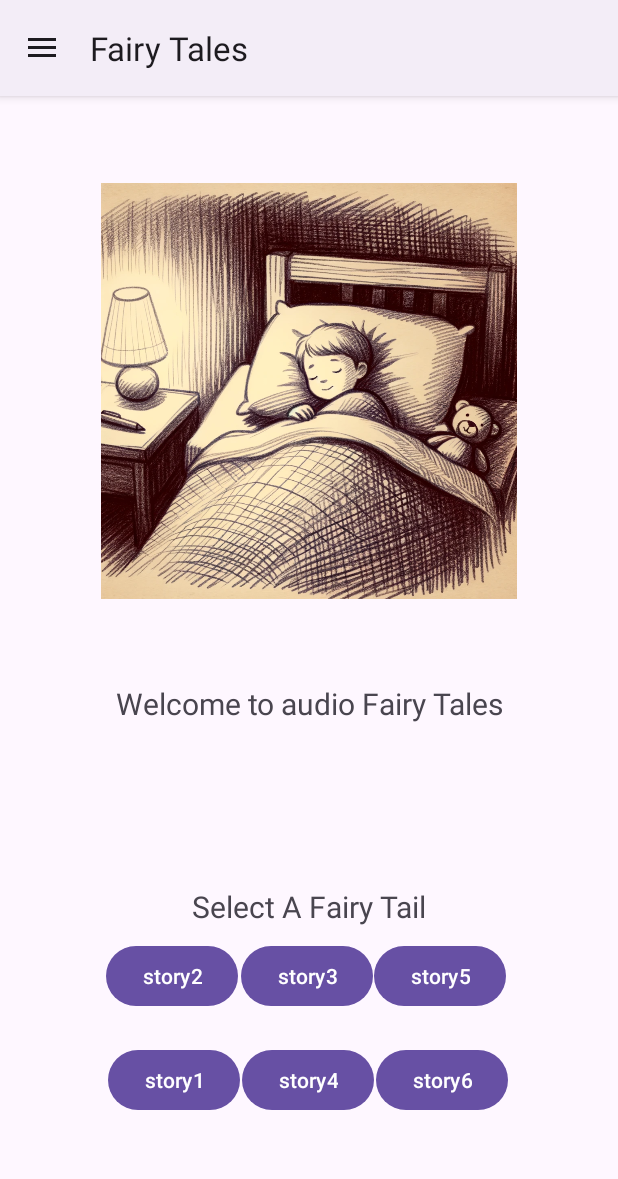
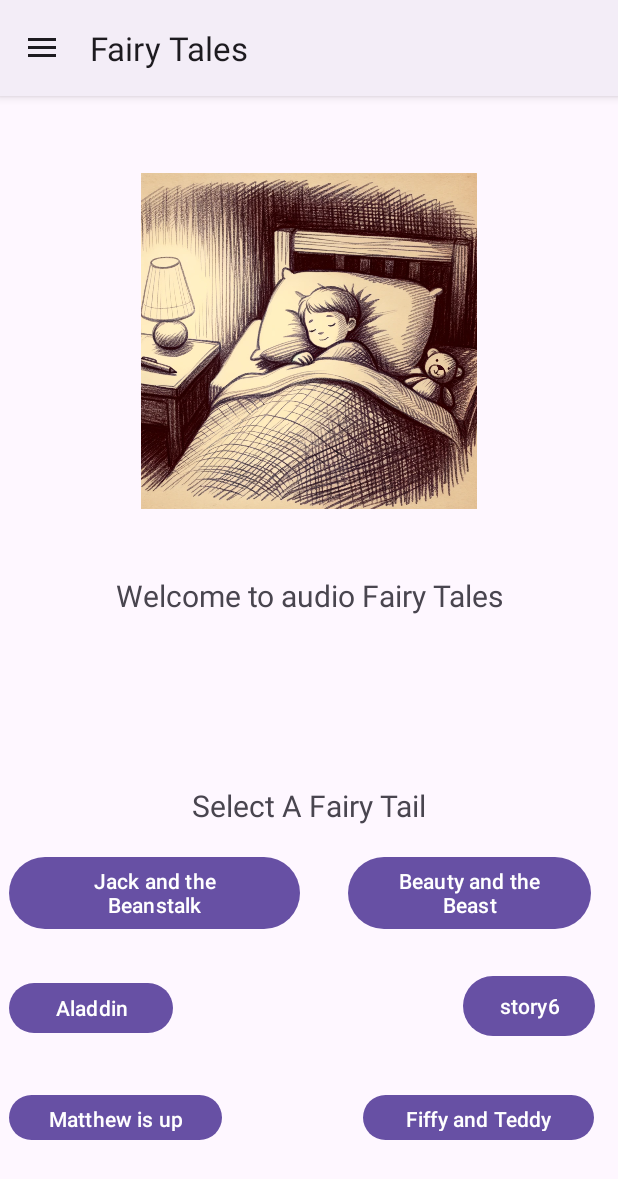
Before and after one commit to tassosant/telikh_ergasia, an Android app: the MainActivity1 screen opened directly, with no data from a screen before it, on a phone screen of 412 x 824 dp. Shown: the top 1179 px of the screen. Run offline under Robolectric (Android 15) with nearby library versions, the phone set to English and light mode, and no system bars; our stand-ins replace Firebase (no records; nobody signed in at launch, a user with empty details on screens opened directly).

Commit message:
Added string resources and 2 more languages

```diff
--- a/app/src/main/res/layout/activity_main1.xml
+++ b/app/src/main/res/layout/activity_main1.xml
@@ -16,59 +16,59 @@
 
         <Button
             android:id="@+id/buttonStory4"
-            android:layout_width="wrap_content"
-            android:layout_height="wrap_content"
+            android:layout_width="154dp"
+            android:layout_height="38dp"
             android:layout_marginBottom="60dp"
             android:onClick="getStory4"
-            android:text="story4"
+            android:text="@string/fiffy"
             app:layout_constraintBottom_toBottomOf="parent"
             app:layout_constraintEnd_toEndOf="parent"
-            app:layout_constraintHorizontal_bias="0.498"
+            app:layout_constraintHorizontal_bias="0.939"
             app:layout_constraintStart_toStartOf="parent"
             app:layout_constraintTop_toBottomOf="@+id/button3"
-            app:layout_constraintVertical_bias="0.857" />
+            app:layout_constraintVertical_bias="1.0" />
 
         <Button
             android:id="@+id/buttonStory3"
-            android:layout_width="wrap_content"
-            android:layout_height="wrap_content"
+            android:layout_width="109dp"
+            android:layout_height="41dp"
             android:layout_marginBottom="60dp"
             android:onClick="getStory3"
-            android:text="story3"
+            android:text="@string/aladdin"
             app:layout_constraintBottom_toBottomOf="parent"
             app:layout_constraintEnd_toEndOf="parent"
-            app:layout_constraintHorizontal_bias="0.495"
+            app:layout_constraintHorizontal_bias="0.019"
             app:layout_constraintStart_toStartOf="parent"
             app:layout_constraintTop_toBottomOf="@+id/button3"
-            app:layout_constraintVertical_bias="0.364" />
+            app:layout_constraintVertical_bias="0.674" />
 
         <Button
             android:id="@+id/buttonStory5"
-            android:layout_width="wrap_content"
-            android:layout_height="wrap_content"
+            android:layout_width="142dp"
+            android:layout_height="38dp"
             android:layout_marginBottom="60dp"
             android:onClick="getStory5"
-            android:text="story5"
+            android:text="@string/matthew"
             app:layout_constraintBottom_toBottomOf="parent"
             app:layout_constraintEnd_toEndOf="parent"
-            app:layout_constraintHorizontal_bias="0.77"
+            app:layout_constraintHorizontal_bias="0.021"
             app:layout_constraintStart_toStartOf="parent"
             app:layout_constraintTop_toBottomOf="@+id/button3"
-            app:layout_constraintVertical_bias="0.364" />
+            app:layout_constraintVertical_bias="1.0" />
 
         <Button
             android:id="@+id/buttonStory2"
-            android:layout_width="wrap_content"
-            android:layout_height="wrap_content"
+            android:layout_width="194dp"
+            android:layout_height="56dp"
             android:layout_marginBottom="60dp"
             android:onClick="getStory2"
-            android:text="story2"
+            android:text="@string/jack"
             app:layout_constraintBottom_toBottomOf="parent"
             app:layout_constraintEnd_toEndOf="parent"
-            app:layout_constraintHorizontal_bias="0.219"
+            app:layout_constraintHorizontal_bias="0.028"
             app:layout_constraintStart_toStartOf="parent"
             app:layout_constraintTop_toBottomOf="@+id/button3"
-            app:layout_constraintVertical_bias="0.364" />
+            app:layout_constraintVertical_bias="0.311" />
 
         <Button
             android:id="@+id/buttonStory6"
@@ -79,30 +79,30 @@
             android:text="story6"
             app:layout_constraintBottom_toBottomOf="parent"
             app:layout_constraintEnd_toEndOf="parent"
-            app:layout_constraintHorizontal_bias="0.773"
+            app:layout_constraintHorizontal_bias="0.953"
             app:layout_constraintStart_toStartOf="parent"
             app:layout_constraintTop_toBottomOf="@+id/button3"
-            app:layout_constraintVertical_bias="0.857" />
+            app:layout_constraintVertical_bias="0.674" />
 
         <Button
             android:id="@+id/buttonStory"
-            android:layout_width="wrap_content"
-            android:layout_height="wrap_content"
+            android:layout_width="162dp"
+            android:layout_height="56dp"
             android:layout_marginBottom="60dp"
             android:onClick="getStory1"
-            android:text="story1"
+            android:text="@string/beauty"
             app:layout_constraintBottom_toBottomOf="parent"
             app:layout_constraintEnd_toEndOf="parent"
-            app:layout_constraintHorizontal_bias="0.222"
+            app:layout_constraintHorizontal_bias="0.929"
             app:layout_constraintStart_toStartOf="parent"
             app:layout_constraintTop_toBottomOf="@+id/button3"
-            app:layout_constraintVertical_bias="0.857" />
+            app:layout_constraintVertical_bias="0.311" />
 
         <Button
             android:id="@+id/button3"
             android:layout_width="wrap_content"
             android:layout_height="wrap_content"
-            android:layout_marginBottom="248dp"
+            android:layout_marginBottom="320dp"
             android:onClick="tellStory"
             android:text="Tell The Story"
             app:layout_constraintBottom_toBottomOf="parent"
@@ -112,8 +112,8 @@
 
         <ImageView
             android:id="@+id/storyImage"
-            android:layout_width="277dp"
-            android:layout_height="332dp"
+            android:layout_width="224dp"
+            android:layout_height="253dp"
             android:contentDescription="Story image"
             app:layout_constraintBottom_toBottomOf="parent"
             app:layout_constraintEnd_toEndOf="parent"
--- a/app/src/main/res/menu/navigation_menu.xml
+++ b/app/src/main/res/menu/navigation_menu.xml
@@ -6,17 +6,17 @@
     >
     <item
         android:id="@+id/home"
-        android:title="Home" />
+        android:title="@string/home" />
 
     <item
         android:id="@+id/story1"
-        android:title="Fairy Tales" />
+        android:title="@string/fairy_tales" />
 
 
 
     <item
         android:id="@+id/statistics"
-        android:title="Statistics" >
+        android:title="@string/statistics" >
 
     </item>
 </menu>
--- a/app/src/main/res/values/strings.xml
+++ b/app/src/main/res/values/strings.xml
@@ -2,4 +2,12 @@
     <string name="app_name">Fairy Tales</string>
     <string name="nav_open">Open</string>
     <string name="nav_close">Close</string>
+    <string name="jack">Jack and the Beanstalk</string>
+    <string name="beauty">Beauty and the Beast</string>
+    <string name="aladdin">Aladdin</string>
+    <string name="fiffy">Fiffy and Teddy</string>
+    <string name="matthew">Matthew is up</string>
+    <string name="fairy_tales">Fairy Tales</string>
+    <string name="home">Home</string>
+    <string name="statistics">Statistics</string>
 </resources>
```
Also changed, not shown: 2 other files.
